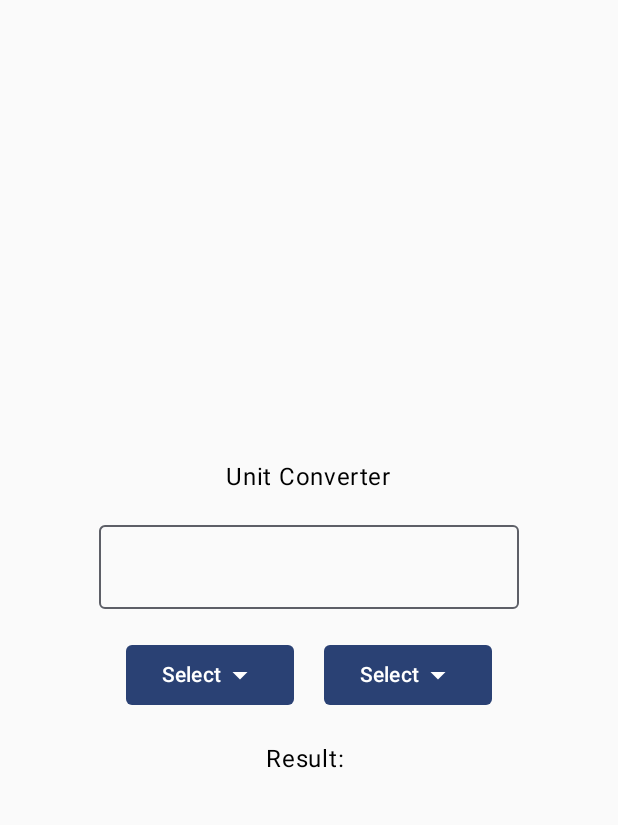
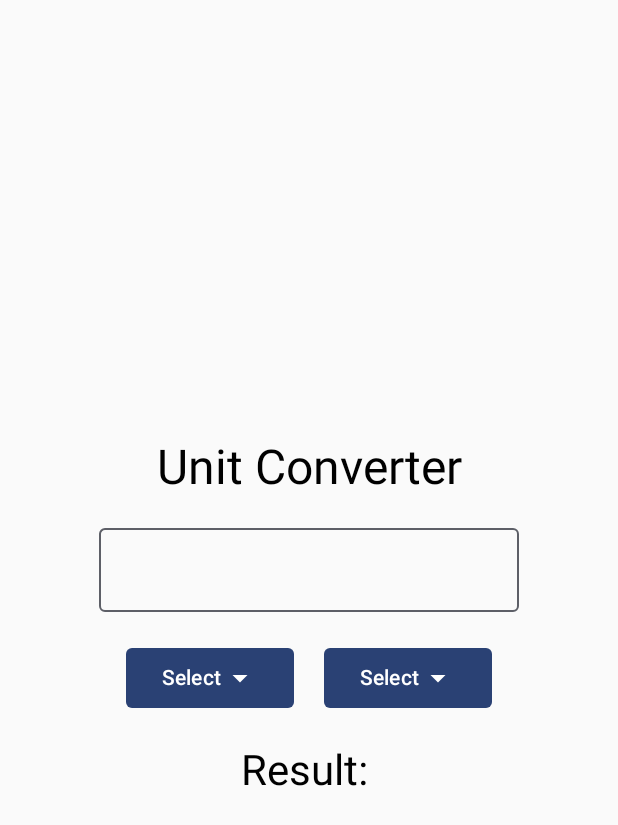
Before and after one commit to HenriqueLDSa/UnitConverter, an Android app built with Jetpack Compose: the screen it shows after launch (MainActivity), on a phone screen of 412 x 824 dp. Shown: the top 825 px of the screen. Run offline under Robolectric (Android 15) with nearby library versions, the phone set to English and light mode, and no system bars.

Commit message:
App works

```diff
--- a/app/src/main/java/com/application/unitconverter/MainActivity.kt
+++ b/app/src/main/java/com/application/unitconverter/MainActivity.kt
@@ -20,6 +20,7 @@ import androidx.compose.material3.Button
 import androidx.compose.material3.DropdownMenu
 import androidx.compose.material3.DropdownMenuItem
 import androidx.compose.material3.Icon
+import androidx.compose.material3.MaterialTheme
 import androidx.compose.material3.OutlinedTextField
 import androidx.compose.material3.Text
 import androidx.compose.runtime.Composable
@@ -31,6 +32,7 @@ import androidx.compose.runtime.setValue
 import androidx.compose.ui.Alignment
 import androidx.compose.ui.Modifier
 import androidx.compose.ui.platform.LocalContext
+import androidx.compose.ui.tooling.preview.Preview
 import androidx.compose.ui.unit.dp
 import com.application.unitconverter.ui.theme.UnitConverterTheme
 import java.util.Locale
@@ -46,6 +48,11 @@ class MainActivity : ComponentActivity() {
     }
 }
 
+@Preview (showBackground = true)
+@Composable
+fun UnitConverterPreview(){
+    UnitConverter()
+}
 
 @Composable
 fun UnitConverter(){
@@ -83,7 +90,10 @@ fun UnitConverter(){
         verticalArrangement = Arrangement.Center,
         horizontalAlignment = Alignment.CenterHorizontally,
     ){
-        Text(text = "Unit Converter")
+        Text(
+            text = "Unit Converter",
+            style = MaterialTheme.typography.headlineLarge
+        )
 
         Spacer(modifier = Modifier.height(20.dp))
 
@@ -194,6 +204,9 @@ fun UnitConverter(){
 
         Spacer(modifier = Modifier.height(20.dp))
 
-        Text(text = "Result: $outputString")
+        Text(
+            text = "Result: $outputString",
+            style = MaterialTheme.typography.headlineMedium
+        )
     }
 }
```
